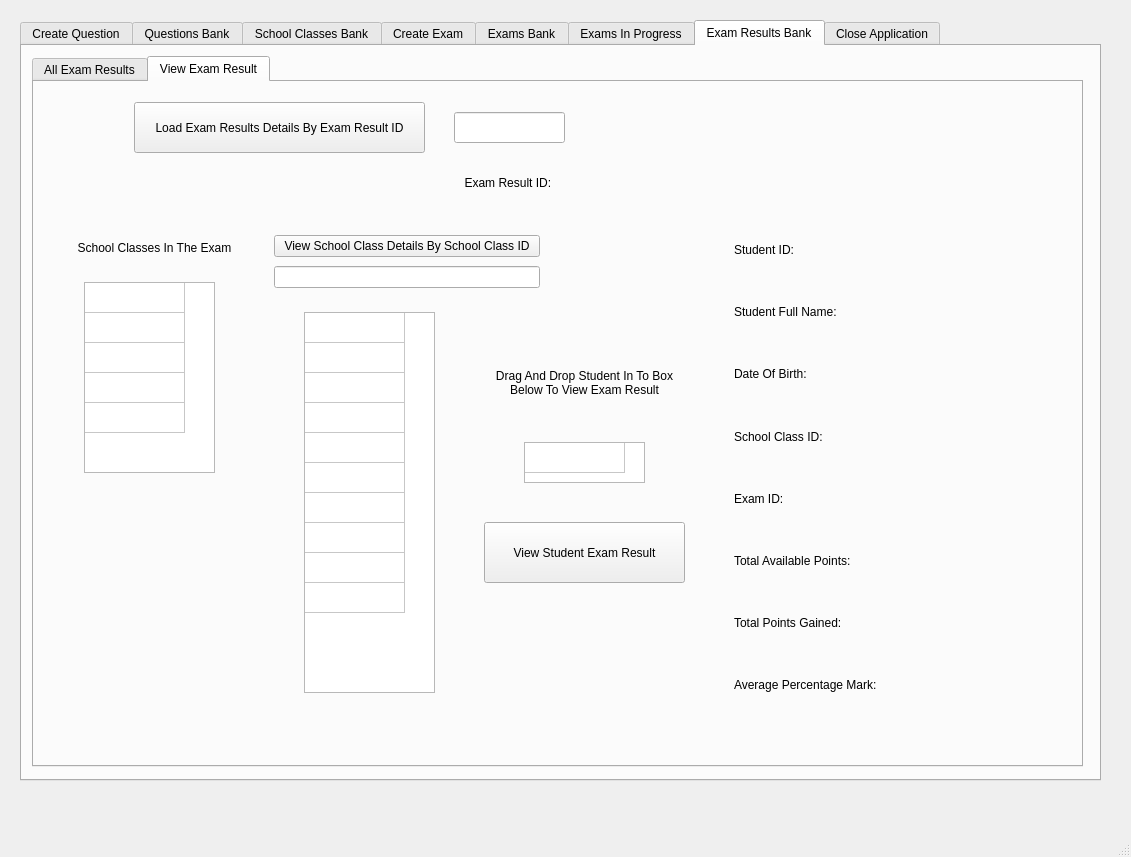
Qt form GUI/TeacherGUIQtDesigner.ui (applet199/OOPCourseWorkTwo) before a commit.
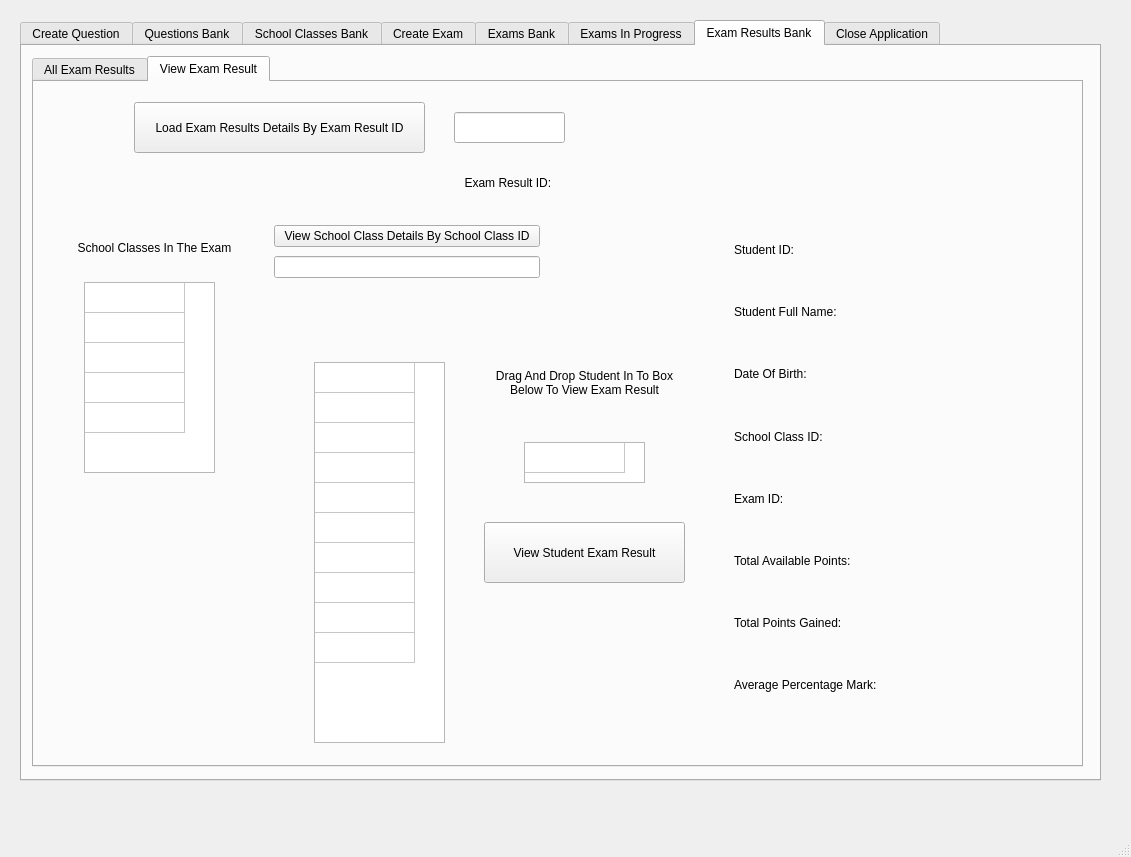
The same form after that commit. The open tabs and pages were chosen to show the change.

Diff of the .ui file:
```diff
--- a/GUI/TeacherGUIQtDesigner.ui
+++ b/GUI/TeacherGUIQtDesigner.ui
@@ -3478,8 +3478,8 @@
        <widget class="QTableWidget" name="tableWidget_13">
         <property name="geometry">
          <rect>
-          <x>270</x>
-          <y>230</y>
+          <x>280</x>
+          <y>280</y>
           <width>131</width>
           <height>381</height>
          </rect>
@@ -3521,7 +3521,7 @@
         <property name="geometry">
          <rect>
           <x>240</x>
-          <y>150</y>
+          <y>140</y>
           <width>266</width>
           <height>61</height>
          </rect>
@@ -3788,6 +3788,22 @@
          </item>
         </layout>
        </widget>
+       <widget class="QLabel" name="label_81">
+        <property name="geometry">
+         <rect>
+          <x>270</x>
+          <y>220</y>
+          <width>181</width>
+          <height>31</height>
+         </rect>
+        </property>
+        <property name="text">
+         <string/>
+        </property>
+        <property name="alignment">
+         <set>Qt::AlignCenter</set>
+        </property>
+       </widget>
       </widget>
      </widget>
     </widget>
```
Left out of the diff: 4 changed lines with no effect on the pictures.
